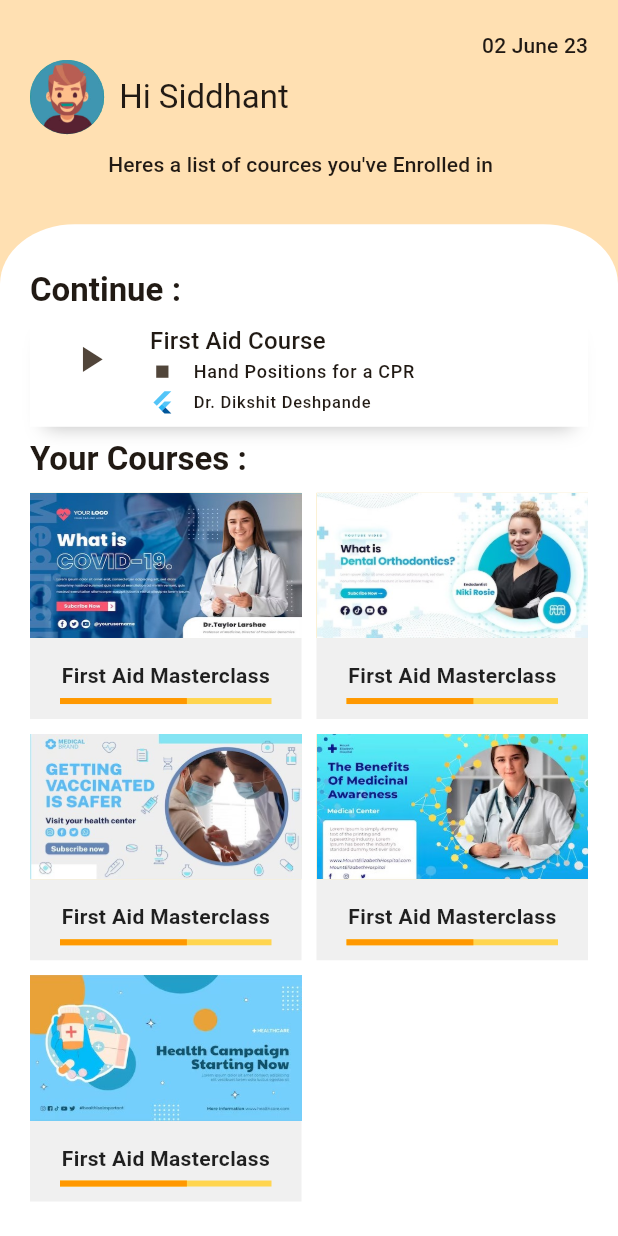
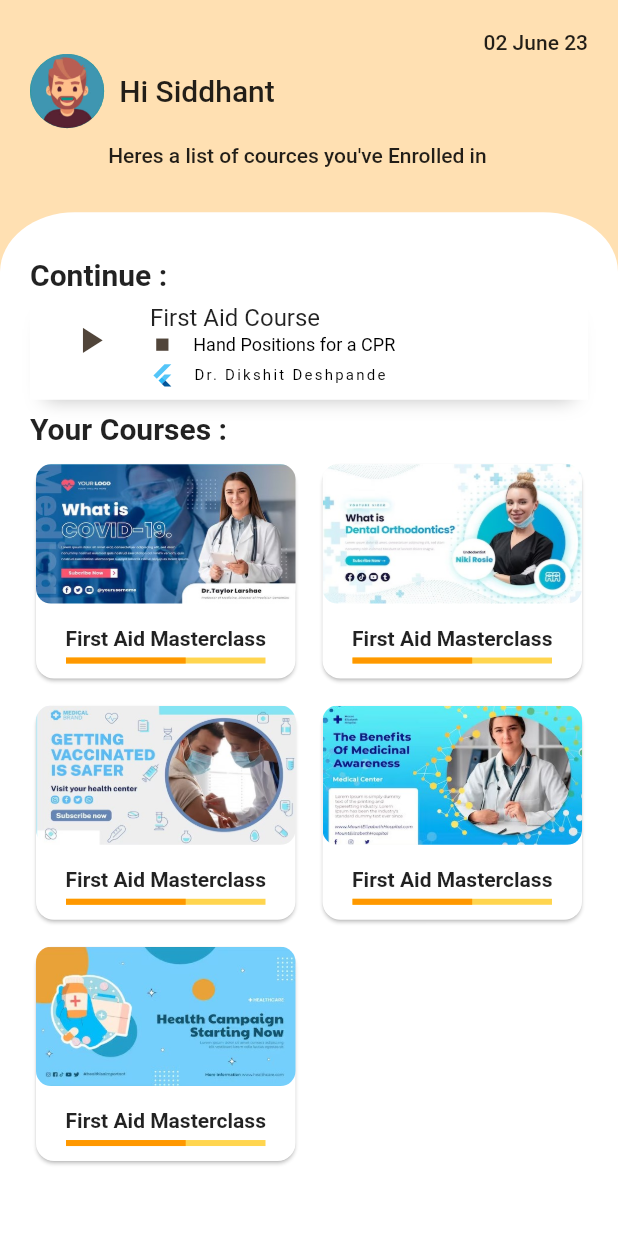
Before and after one commit to MrBooring/lms, a Flutter app: the Enrolled screen opened directly, on a phone screen of 412 x 824 dp. Run offline on Flutter 3.47's test engine with Material 2 defaults, Android fonts, the phone set to English and light mode, and no system bars; our stand-ins replace chewie, dashed_circular_progress_bar, flutter_rating_bar, get, google_nav_bar, im_stepper and 1 more.

Commit message:
minor changes

```diff
--- a/lib/main.dart
+++ b/lib/main.dart
@@ -18,7 +18,7 @@
   Widget build(BuildContext context) {
     return GetMaterialApp(
       debugShowCheckedModeBanner: false,
-      theme: ThemeData(
+      theme: ThemeData.light().copyWith(
         useMaterial3: true,
         colorScheme: ColorScheme.fromSeed(seedColor: Colors.orange),
         progressIndicatorTheme: Theme.of(context)
@@ -26,8 +26,7 @@
             .copyWith(color: Color.fromARGB(255, 235, 142, 3)),
         cardTheme: Theme.of(context).cardTheme.copyWith(
             // color: Color.fromARGB(255, 255, 254, 253),
-            // color: Colors.cyan.shade50
-            ),
+            color: Color.fromARGB(255, 255, 255, 255)),
         appBarTheme: AppBarTheme(
           backgroundColor: Colors.orange.shade100,
           // backgroundColor: Color(0xffffba89),
--- a/lib/view/mobile/pages/dashpages/enrolled.dart
+++ b/lib/view/mobile/pages/dashpages/enrolled.dart
@@ -229,17 +229,18 @@
                               onTap: () {
                                 Get.toNamed("/watchcourse");
                               },
-                              child: Container(
-                                color: const Color.fromARGB(255, 240, 240, 240),
+                              child: Card(
                                 child: Column(
                                   children: [
                                     Expanded(
-                                      child: Container(
-                                        color: Colors.amber.shade100,
-                                        width: size.width,
-                                        child: Image.asset(
-                                          "lib/assets/tempbanner/b${index + 1}.jpg",
-                                          fit: BoxFit.fill,
+                                      child: ClipRRect(
+                                        borderRadius: BorderRadius.circular(10),
+                                        child: Container(
+                                          width: size.width,
+                                          child: Image.asset(
+                                            "lib/assets/tempbanner/b${index + 1}.jpg",
+                                            fit: BoxFit.fill,
+                                          ),
                                         ),
                                       ),
                                     ),
```
Also changed, not shown: lib/view/mobile/widgets/courselist_card.dart (+7 -2 lines).
